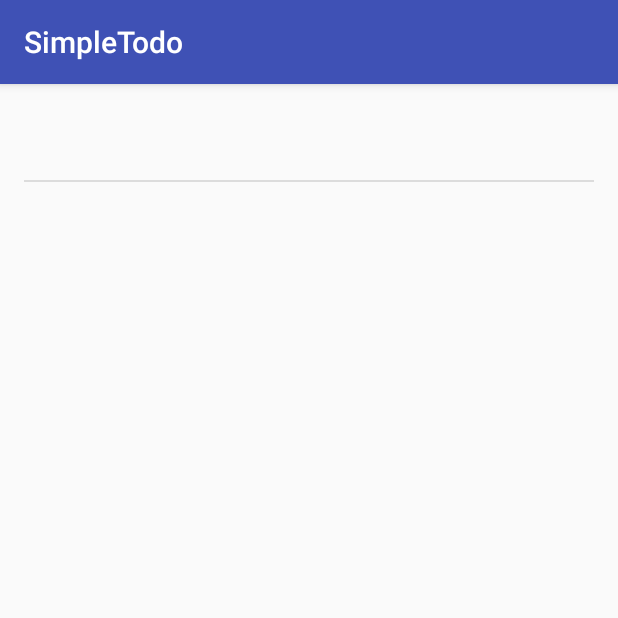
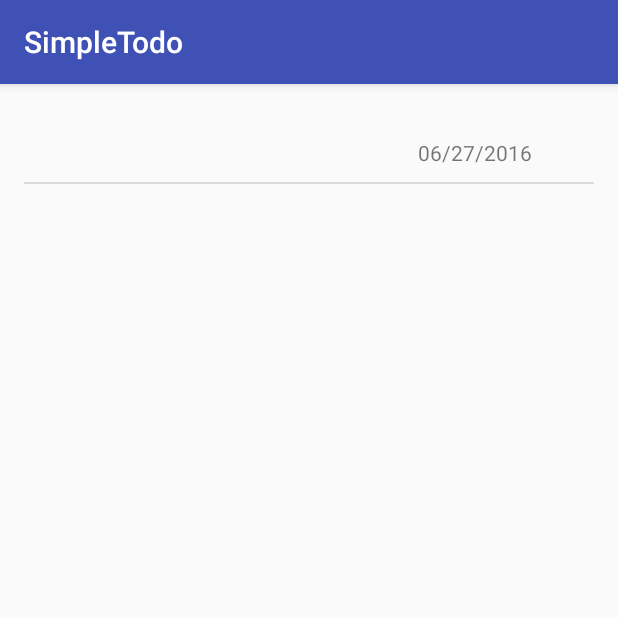
Before and after one commit to wahabs/SimpleTodo, an Android app: the screen it shows after launch (MainActivity), after a tap on "ADD ITEM", on a phone screen of 412 x 824 dp, the top half of it. Run offline under Robolectric (Android 15) with nearby library versions, the phone set to English and light mode, and no system bars; libraries missing offline, so code that uses them is left out: nl.qbusict.cupboard; 6 statements that could not run were skipped.

Commit message:
Use custom adapter and add dueDate attribute to TodoItem class

```diff
--- a/app/src/main/java/com/wsheikh/simpletodo/MainActivity.java
+++ b/app/src/main/java/com/wsheikh/simpletodo/MainActivity.java
@@ -6,7 +6,6 @@ import android.os.Bundle;
 import android.support.v7.app.AppCompatActivity;
 import android.view.View;
 import android.widget.AdapterView;
-import android.widget.ArrayAdapter;
 import android.widget.EditText;
 import android.widget.ListView;
 import android.widget.Toast;
@@ -14,6 +13,7 @@ import android.widget.Toast;
 import java.util.ArrayList;
 
 import nl.qbusict.cupboard.QueryResultIterable;
+
 import static nl.qbusict.cupboard.CupboardFactory.cupboard;
 
 public class MainActivity extends AppCompatActivity {
@@ -26,7 +26,7 @@ public class MainActivity extends AppCompatActivity {
   private EditText etNewItem;
 
   private ArrayList<TodoItem> items;
-  private ArrayAdapter<TodoItem> itemsAdapter;
+  private TodoItemsAdapter itemsAdapter;
 
   @Override
   protected void onCreate(Bundle savedInstanceState) {
@@ -51,7 +51,7 @@ public class MainActivity extends AppCompatActivity {
 
   private void populateItems() {
     readItems();
-    itemsAdapter = new ArrayAdapter<TodoItem>(this, android.R.layout.simple_list_item_1, items);
+    itemsAdapter = new TodoItemsAdapter(this, items);
     lvItems.setAdapter(itemsAdapter);
   }
 
--- a/app/src/main/java/com/wsheikh/simpletodo/TodoItem.java
+++ b/app/src/main/java/com/wsheikh/simpletodo/TodoItem.java
@@ -1,12 +1,24 @@
 package com.wsheikh.simpletodo;
+
+import java.text.SimpleDateFormat;
+import java.util.Calendar;
 
 public class TodoItem {
 
   public Long _id;
   public String name;
+  public Calendar dueDate;
+
+  public TodoItem(String name, Calendar dueDate) {
+    this.name = name;
+    this.dueDate = dueDate;
+  }
 
   public TodoItem(String name) {
+    Calendar dueDate = Calendar.getInstance();
+    dueDate.add(Calendar.DATE, 1);
     this.name = name;
+    this.dueDate = dueDate;
   }
 
   public Long get_id() {
@@ -16,4 +28,13 @@ public class TodoItem {
   public String toString() {
     return name;
   }
+
+  public String getName() {
+    return name;
+  }
+
+  public String getDueDate() {
+    SimpleDateFormat formatter = new SimpleDateFormat("MM/dd/yyyy");
+    return formatter.format(dueDate.getTime());
+  }
 }
--- /dev/null
+++ b/app/src/main/java/com/wsheikh/simpletodo/TodoItemsAdapter.java
@@ -0,0 +1,33 @@
+package com.wsheikh.simpletodo;
+
+import android.content.Context;
+import android.view.LayoutInflater;
+import android.view.View;
+import android.view.ViewGroup;
+import android.widget.ArrayAdapter;
+import android.widget.TextView;
+
+import java.util.ArrayList;
+
+public class TodoItemsAdapter extends ArrayAdapter<TodoItem> {
+  public TodoItemsAdapter(Context context, ArrayList<TodoItem> todoItems) {
+    super(context, 0, todoItems);
+  }
+
+  @Override
+  public View getView(int position, View convertView, ViewGroup parent) {
+    TodoItem item = getItem(position);
+    if (convertView == null) {
+      convertView = LayoutInflater.from(getContext()).inflate(R.layout.item_todo, parent, false);
+    }
+
+    TextView tvTodoName = (TextView) convertView.findViewById(R.id.tvTodoName);
+    TextView tvDate = (TextView) convertView.findViewById(R.id.tvDate);
+
+    tvTodoName.setText(item.getName());
+    tvDate.setText(item.getDueDate());
+
+    return convertView;
+  }
+
+}
--- /dev/null
+++ b/app/src/main/res/layout/item_todo.xml
@@ -0,0 +1,30 @@
+<?xml version="1.0" encoding="utf-8"?>
+<RelativeLayout xmlns:android="http://schemas.android.com/apk/res/android"
+                android:layout_width="match_parent"
+                android:layout_height="match_parent"
+                android:padding="10dp"
+    >
+
+    <TextView
+        android:id="@+id/tvTodoName"
+        android:layout_width="wrap_content"
+        android:layout_height="wrap_content"
+        android:paddingLeft="10dp"
+        android:paddingRight="6dp"
+        android:text="Todo Name"
+        android:textAppearance="?android:attr/textAppearanceLarge" />
+
+    <TextView
+        android:id="@+id/tvDate"
+        android:layout_width="wrap_content"
+        android:layout_height="wrap_content"
+        android:paddingRight="10dp"
+        android:paddingLeft="6dp"
+        android:text="Date"
+        android:layout_alignBottom="@+id/tvTodoName"
+        android:layout_alignParentRight="true"
+        android:layout_alignParentEnd="true"
+        android:layout_marginRight="21dp"
+        android:layout_marginEnd="21dp"/>
+
+</RelativeLayout>
```
